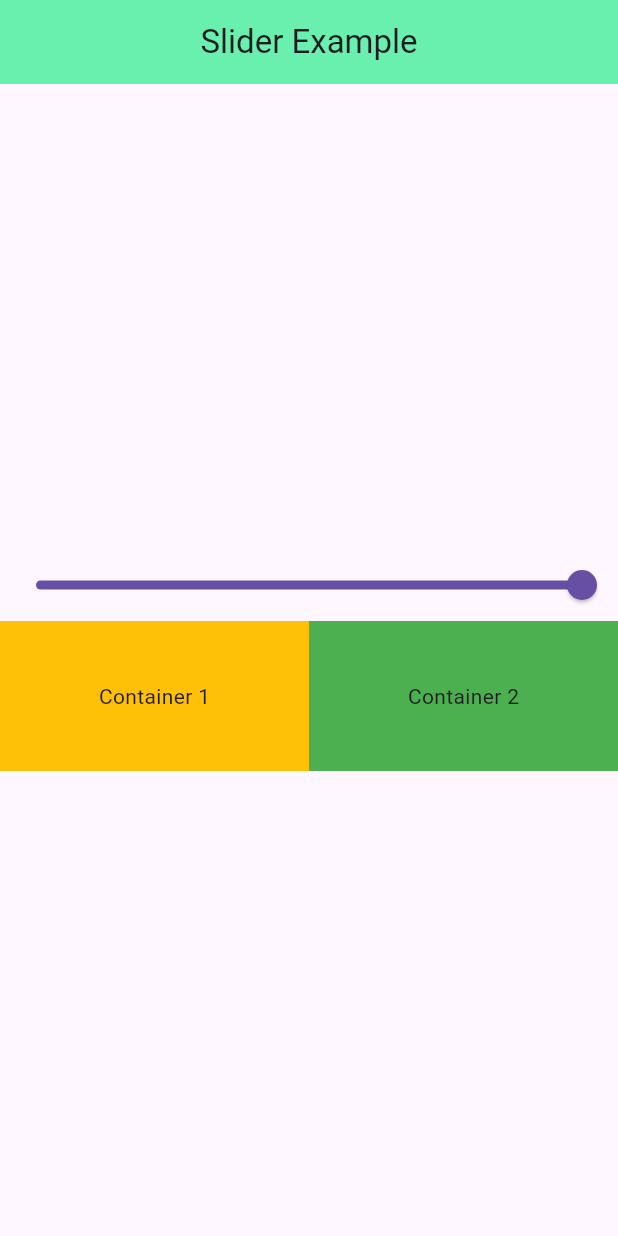
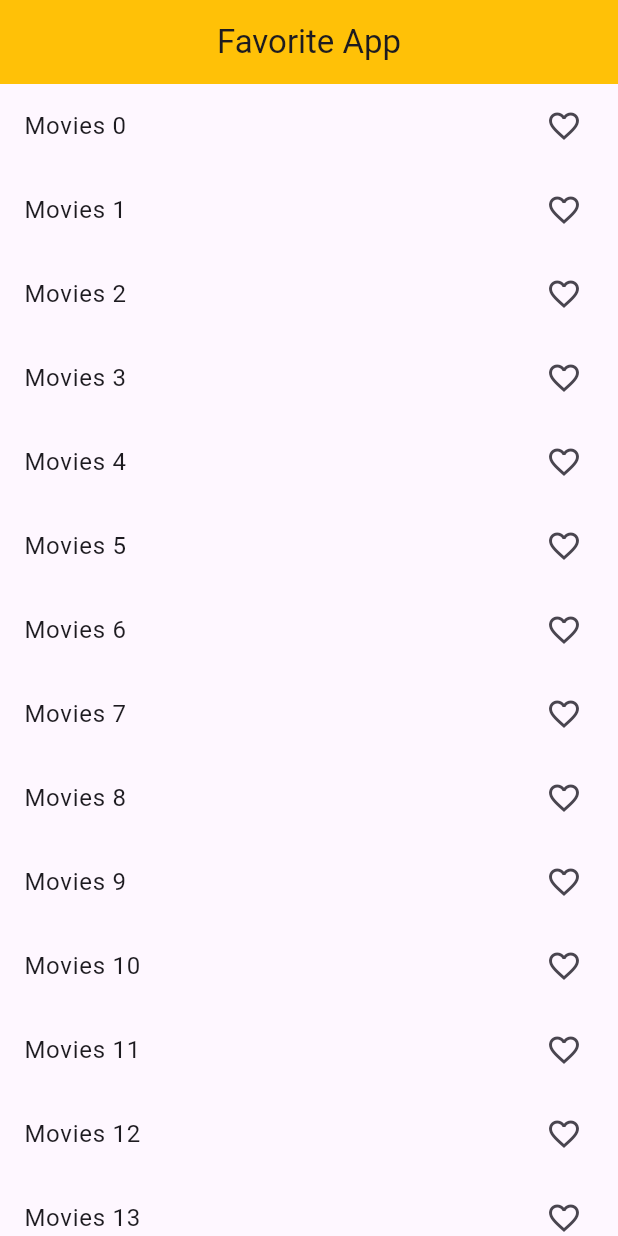
Before and after one commit to buildwithayush/provider_state_management, a Flutter app: the screen it shows after launch, on a phone screen of 412 x 824 dp. Run offline on Flutter 3.47's test engine with Material 3 defaults, Android fonts, the phone set to English and light mode, and no system bars.

Commit message:
feat(favorite): add FavoriteItemProvider and implement FavoriteScreen

```diff
--- a/lib/main.dart
+++ b/lib/main.dart
@@ -1,7 +1,8 @@
 import 'package:flutter/material.dart';
 import 'package:learn_provider/provider/count_provider.dart';
+import 'package:learn_provider/provider/favorite_provider.dart';
 import 'package:learn_provider/provider/slider_example_provider.dart';
-import 'package:learn_provider/screens/slider_example.dart';
+import 'package:learn_provider/screens/favorite/favorite_screen.dart';
 import 'package:provider/provider.dart';
 
 void main() {
@@ -18,12 +19,13 @@ class MyApp extends StatelessWidget {
       providers: [
         ChangeNotifierProvider(create: (_) => CountProvider()),
         ChangeNotifierProvider(create: (_) => SliderExampleProvider()),
+        ChangeNotifierProvider(create: (_) => FavoriteItemProvider())
       ],
 
       child: MaterialApp(
         debugShowCheckedModeBanner: false,
         title: 'Learning Provider State Management',
-        home: SliderExample(),
+        home: FavoriteScreen(),
       ),
     );
   }
--- /dev/null
+++ b/lib/provider/favorite_provider.dart
@@ -0,0 +1,18 @@
+import 'package:flutter/foundation.dart';
+
+class FavoriteItemProvider with ChangeNotifier {
+  List<int> _selectedItem = [];
+
+  List<int> get selectedItem => _selectedItem;
+
+  void addItem(int index){
+   _selectedItem.add(index);
+   notifyListeners();
+  }
+
+  void removeItem(int index) {
+  selectedItem.remove(index);
+  notifyListeners();
+}
+
+}
--- /dev/null
+++ b/lib/screens/favorite/favorite_screen.dart
@@ -0,0 +1,113 @@
+import 'package:flutter/material.dart';
+import 'package:learn_provider/provider/favorite_provider.dart';
+
+import 'package:provider/provider.dart';
+
+class FavoriteScreen extends StatefulWidget {
+  const FavoriteScreen({super.key});
+
+  @override
+  State<FavoriteScreen> createState() => _FavoriteScreenState();
+}
+
+class _FavoriteScreenState extends State<FavoriteScreen> {
+  @override
+  Widget build(BuildContext context) {
+    //  final favoriteProvider = Provider.of<FavoriteItemProvider>(context);
+    debugPrint('Build');
+    return Scaffold(
+      appBar: AppBar(
+        title: Text('Favorite App'),
+        centerTitle: true,
+        backgroundColor: Colors.amber,
+      ),
+      body: Column(
+        children: [
+          Expanded(
+            child: Center(
+              child: ListView.builder(
+                itemCount: 30,
+                itemBuilder: (context, index) {
+                  return Consumer<FavoriteItemProvider>(
+                    builder: (context, value, child) {
+                      debugPrint('build $index');
+                      return ListTile(
+                        onTap: () {
+                          if (value.selectedItem.contains(index)) {
+                            value.removeItem(index);
+                          } else {
+                            value.addItem(index);
+                          }
+                        },
+                        title: Text('Movies $index'),
+                        trailing: Icon(
+                          value.selectedItem.contains(index)
+                              ? Icons.favorite
+                              : Icons.favorite_border_outlined,
+                        ),
+                      );
+                    },
+                  );
+                },
+              ),
+            ),
+          ),
+        ],
+      ),
+    );
+  }
+}
+
+// import 'package:flutter/material.dart';
+
+// class FavoriteScreen extends StatefulWidget {
+//   const FavoriteScreen({super.key});
+
+//   @override
+//   State<FavoriteScreen> createState() => _FavoriteScreenState();
+// }
+
+// class _FavoriteScreenState extends State<FavoriteScreen> {
+//   List<int> selectedIndex = [];
+
+//   @override
+//   Widget build(BuildContext context) {
+//     debugPrint('Build');
+//     return Scaffold(
+//       appBar: AppBar(
+//         title: Text('Favorite App'),
+//         centerTitle: true,
+//         backgroundColor: Colors.amber,
+//       ),
+//       body: Column(
+//         children: [
+//           Expanded(
+//             child: Center(
+//               child: ListView.builder(
+//                 itemCount: 70,
+//                 itemBuilder: (context, index) {
+//                   return ListTile(
+//                     onTap: () {
+//                       if (selectedIndex.contains(index)) {
+//                         selectedIndex.remove(index);
+//                       }else{
+//                       selectedIndex.add(index);
+//                       }
+//                       setState(() {});
+//                     },
+//                     title: Text('Movies $index'),
+//                     trailing: Icon(
+//                       selectedIndex.contains(index)
+//                           ? Icons.favorite
+//                           : Icons.favorite_border_outlined,
+//                     ),
+//                   );
+//                 },
+//               ),
+//             ),
+//           ),
+//         ],
+//       ),
+//     );
+//   }
+// }
```
